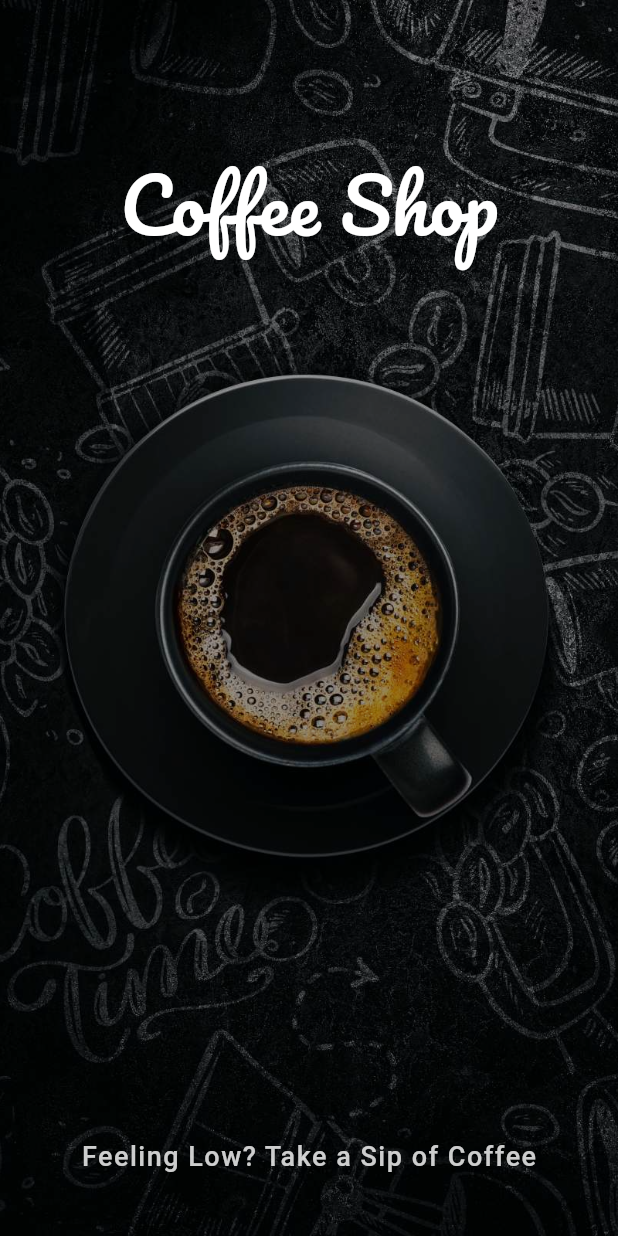
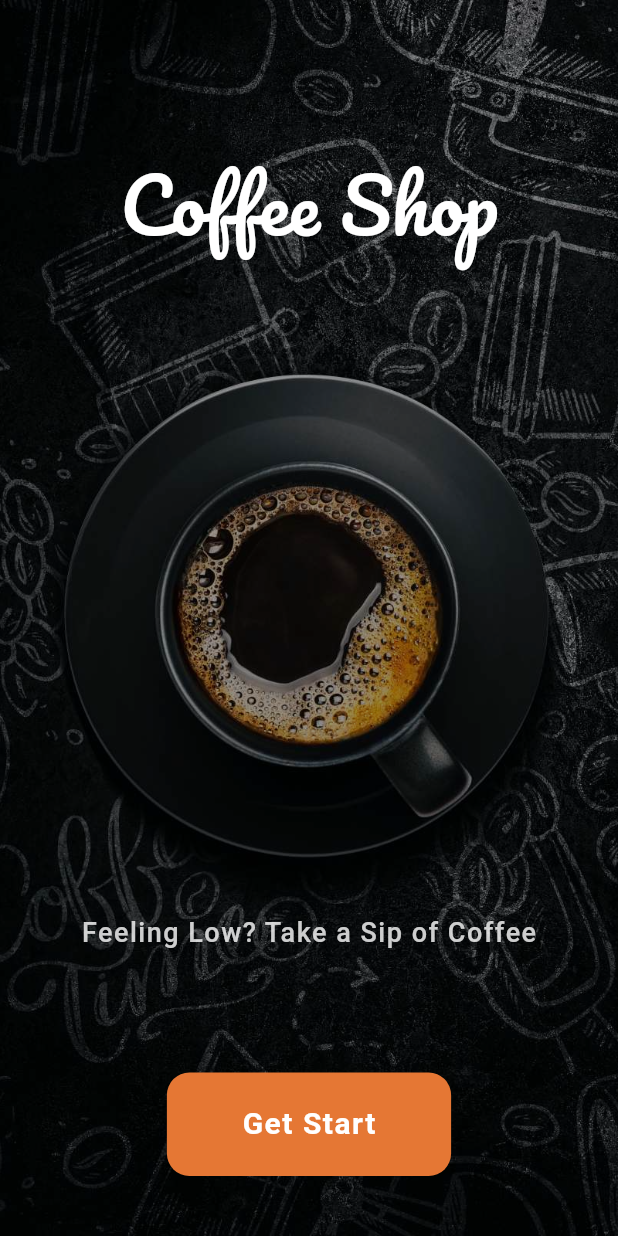
Before and after one commit to shohrux1908/CoffeeApp, a Flutter app: the screen it shows after launch, on a phone screen of 412 x 824 dp. Run offline on Flutter 3.47's test engine with Material 3 defaults, Android fonts, the phone set to English and light mode, and no system bars; our stand-ins replace google_fonts.

Commit message:
second commit

```diff
--- a/lib/screens/welcome_screen.dart
+++ b/lib/screens/welcome_screen.dart
@@ -1,5 +1,7 @@
 import 'package:flutter/material.dart';
 import 'package:google_fonts/google_fonts.dart';
+
+import 'home_screen.dart';
 
 class WelcomeScreen extends StatelessWidget{
   @override
@@ -27,7 +29,29 @@ class WelcomeScreen extends StatelessWidget{
               Text("Feeling Low? Take a Sip of Coffee",style: TextStyle(color: Colors.white.withOpacity(0.8),fontSize:
               18,fontWeight: FontWeight.w500,
               letterSpacing: 1,
-              ))
+              )
+              ),
+             SizedBox(height:80),
+             InkWell(
+               splashColor: Colors.black,
+               onTap:(){ Navigator.push(context, MaterialPageRoute(builder: (context) =>HomeScreen()));},
+
+                 child: Container(
+                 padding:EdgeInsets.symmetric(vertical: 20,horizontal: 50),
+                 decoration: BoxDecoration(
+                   color: Color(0xFFE57734),
+                   borderRadius: BorderRadius.circular(15),
+
+                 ),
+                 child: Text("Get Start",style: TextStyle(
+                   color: Colors.white, fontSize: 20,
+                   fontWeight: FontWeight.bold,
+                   letterSpacing: 1,
+                 ),),
+               ),
+             )
+
+
             ],)
           ],
 
```
Also changed, not shown: lib/screens/home_screen.dart (added, +108 -0 lines), pubspec.lock, 1 other file.
